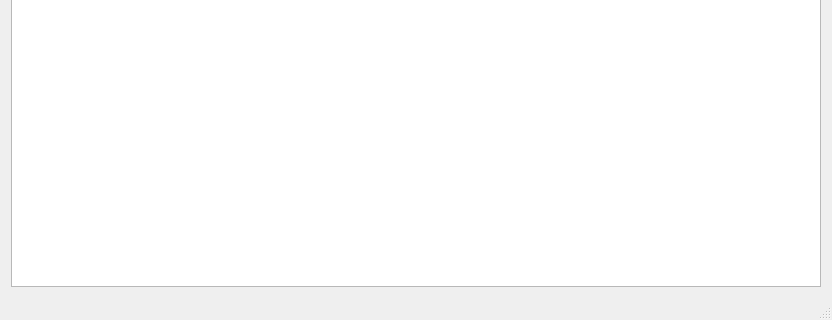
Qt form src/qtpong.ui (Fran89/QTPong) before a commit; both pictures show x 0 to 832 and y 332 to 652 of the 832 by 652 pixel window.
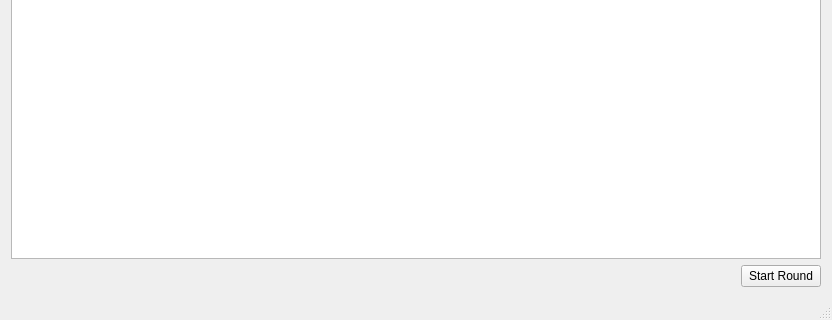
The same form after that commit.

Commit message: Added start round button to UI

Patch:
```diff
--- a/src/qtpong.ui
+++ b/src/qtpong.ui
@@ -14,10 +14,34 @@
    <string>QTPong</string>
   </property>
   <widget class="QWidget" name="centralWidget">
-   <layout class="QHBoxLayout" name="horizontalLayout">
+   <layout class="QVBoxLayout" name="verticalLayout">
     <item>
      <widget class="QGraphicsView" name="graphicsView"/>
     </item>
+    <item>
+     <layout class="QHBoxLayout" name="horizontalLayout">
+      <item>
+       <spacer name="horizontalSpacer">
+        <property name="orientation">
+         <enum>Qt::Horizontal</enum>
+        </property>
+        <property name="sizeHint" stdset="0">
+         <size>
+          <width>40</width>
+          <height>20</height>
+         </size>
+        </property>
+       </spacer>
+      </item>
+      <item>
+       <widget class="QPushButton" name="pushButton">
+        <property name="text">
+         <string>Start Round</string>
+        </property>
+       </widget>
+      </item>
+     </layout>
+    </item>
    </layout>
   </widget>
   <widget class="QMenuBar" name="menuBar">
```
